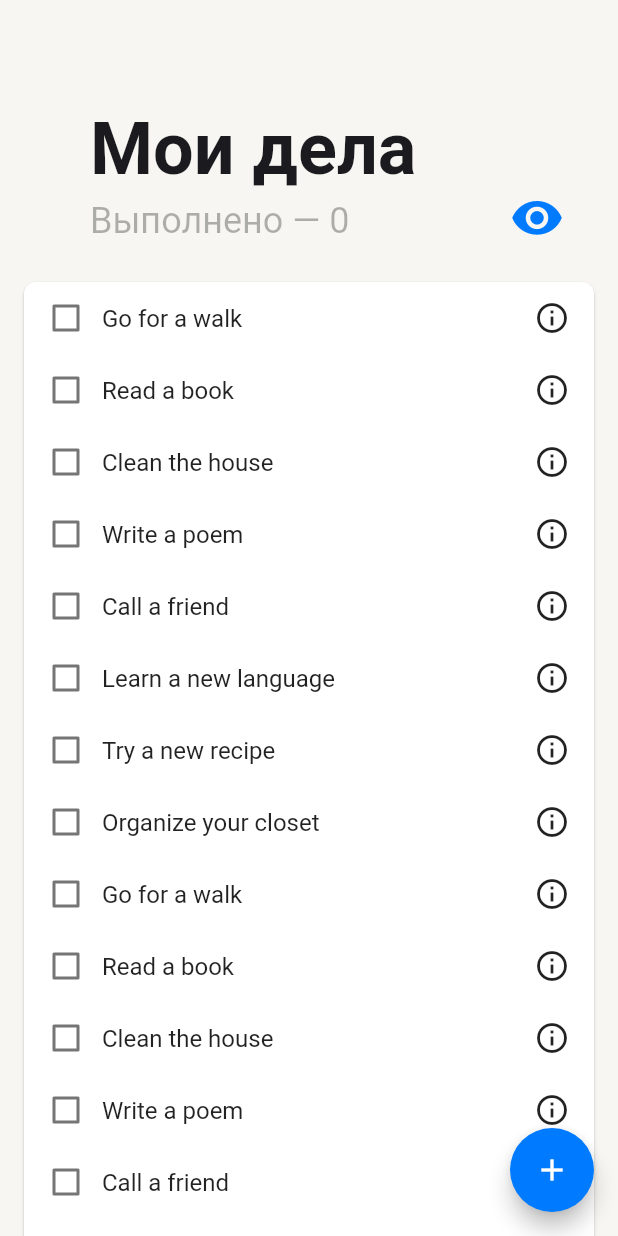
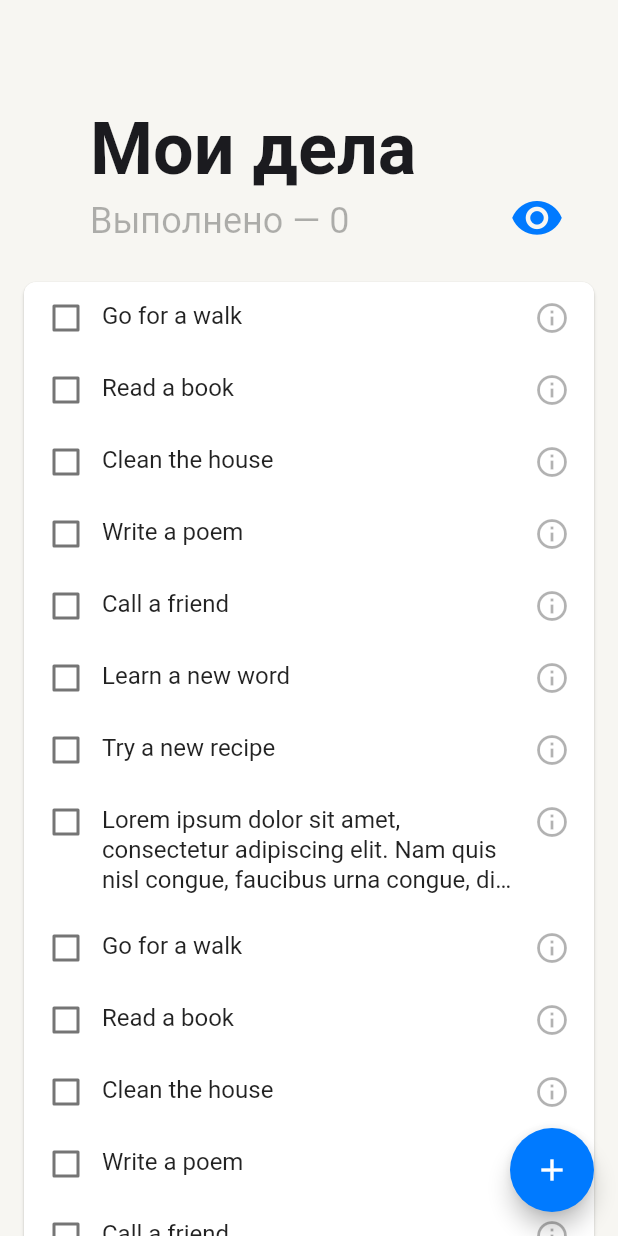
Before and after one commit to Damovetsky/totodo, a Flutter app: the screen it shows after launch, on a phone screen of 412 x 824 dp. Run offline on Flutter 3.47's test engine with Material 2 defaults, Android fonts, the light colour scheme and no system bars; our stand-ins replace google_fonts.

Commit message:
Minor fixes in the tile UI

```diff
--- a/lib/providers/tasks.dart
+++ b/lib/providers/tasks.dart
@@ -31,7 +31,7 @@ class Tasks with ChangeNotifier {
     ),
     Task(
       id: 'f',
-      description: 'Learn a new language',
+      description: 'Learn a new word',
       createdAt: DateTime.now(),
     ),
     Task(
@@ -41,7 +41,8 @@ class Tasks with ChangeNotifier {
     ),
     Task(
       id: 'h',
-      description: 'Organize your closet',
+      description:
+          'Lorem ipsum dolor sit amet, consectetur adipiscing elit. Nam quis nisl congue, faucibus urna congue, dictum velit. Integer non tempus tortor. Nulla volutpat commodo velit, sit amet euismod magna sodales ac. Aliquam pretium convallis magna sed vestibulum. Vestibulum ornare varius posuere. Phasellus congue sodales justo, ut aliquam nibh fermentum et. Vivamus pulvinar gravida nisl non dapibus. Nulla scelerisque ullamcorper magna sit amet fermentum. Nullam nec rutrum tortor.',
       createdAt: DateTime.now(),
     ),
     Task(
--- a/lib/screens/my_tasks_screen/widgets/task_tile.dart
+++ b/lib/screens/my_tasks_screen/widgets/task_tile.dart
@@ -71,29 +71,39 @@ class _TaskTileState extends State<TaskTile> {
           constraints: const BoxConstraints(minHeight: 48, maxHeight: 84),
           child: Row(
             mainAxisAlignment: MainAxisAlignment.spaceBetween,
-            crossAxisAlignment: CrossAxisAlignment.center,
+            crossAxisAlignment: CrossAxisAlignment.start,
             children: [
               Checkbox(
                 value: task.isChecked,
+                activeColor: greenColor,
                 onChanged: (value) {
                   Provider.of<Tasks>(context, listen: false)
                       .toggleTask(task.id);
                 },
               ),
               Expanded(
+                child: Padding(
+                  padding: const EdgeInsets.symmetric(vertical: 12),
                   child: Text(
                     task.description,
+                    maxLines: 3,
+                    overflow: TextOverflow.ellipsis,
                     style: task.isChecked
                         ? currentTextTheme(context).bodyMedium?.copyWith(
-                            color: currentColorScheme(context).onSurfaceVariant,
+                              color:
+                                  currentColorScheme(context).onSurfaceVariant,
                               decoration: TextDecoration.lineThrough,
                             )
                         : currentTextTheme(context).bodyMedium,
                   ),
                 ),
+              ),
               IconButton(
                 onPressed: () {},
-                icon: const Icon(Icons.info_outline),
+                icon: Icon(
+                  Icons.info_outline,
+                  color: currentColorScheme(context).onSurfaceVariant,
+                ),
               )
             ],
           ),
```
Lines whose indentation alone changed are shown as unchanged.
